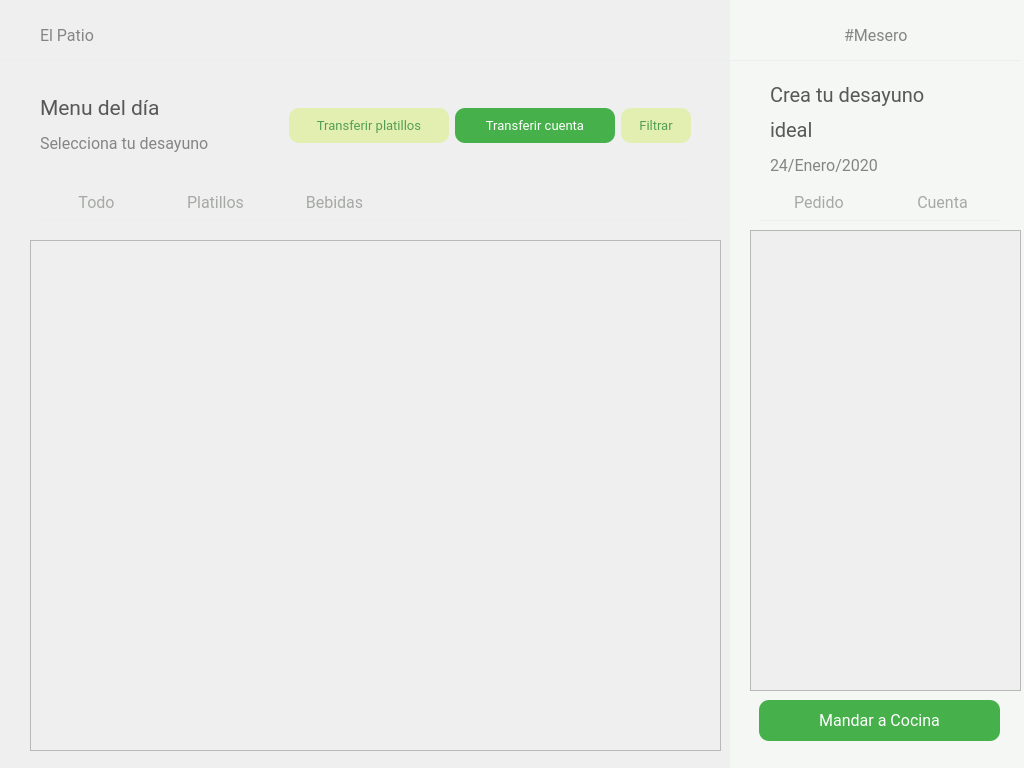
Qt form El-Patio/mesero/mesero_menu_comandas.ui (MrDanielG/IHC-ElPatio) before a commit.
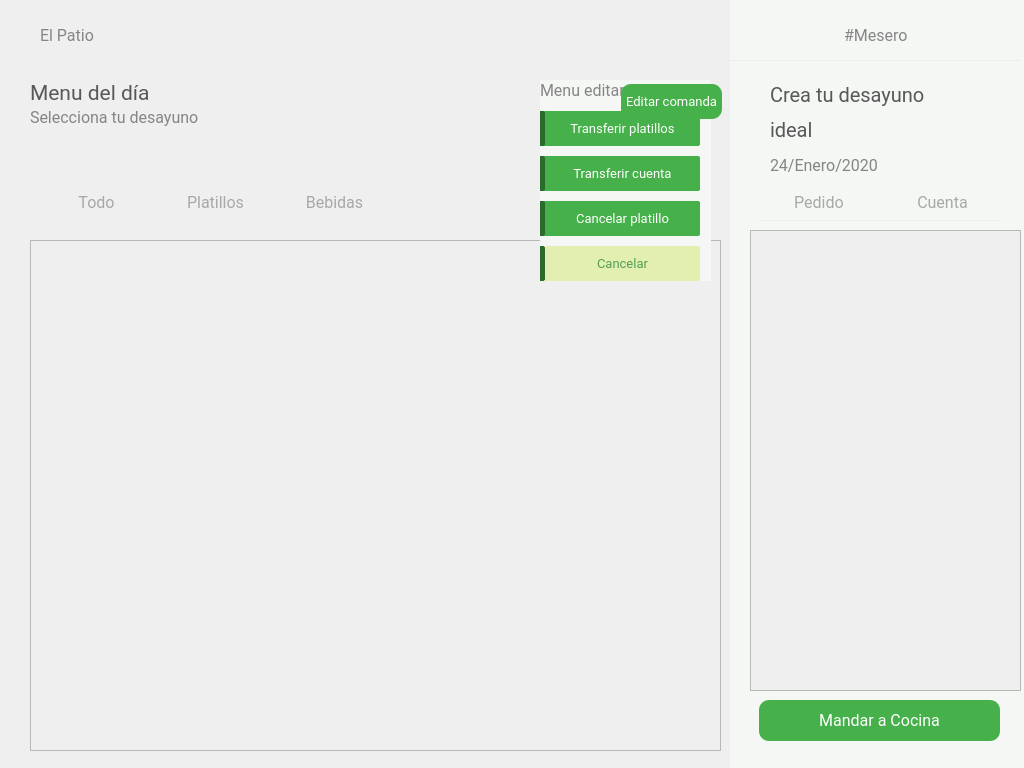
The same form after that commit. Icons and pictures are not drawn.

Commit message: terminado [cancelar platillos]

```diff
--- a/El-Patio/mesero/mesero_menu_comandas.ui
+++ b/El-Patio/mesero/mesero_menu_comandas.ui
@@ -176,205 +176,6 @@
     </item>
    </layout>
   </widget>
-  <widget class="QWidget" name="layoutWidget">
-   <property name="geometry">
-    <rect>
-     <x>40</x>
-     <y>90</y>
-     <width>651</width>
-     <height>71</height>
-    </rect>
-   </property>
-   <layout class="QHBoxLayout" name="MenuTop">
-    <item>
-     <layout class="QVBoxLayout" name="LetrasMenu">
-      <property name="spacing">
-       <number>1</number>
-      </property>
-      <item>
-       <widget class="QLabel" name="elPatio_2">
-        <property name="font">
-         <font>
-          <family>Roboto</family>
-          <pointsize>16</pointsize>
-         </font>
-        </property>
-        <property name="styleSheet">
-         <string notr="true">color: #585858
-</string>
-        </property>
-        <property name="text">
-         <string>Menu del día</string>
-        </property>
-       </widget>
-      </item>
-      <item>
-       <widget class="QLabel" name="elPatio_3">
-        <property name="font">
-         <font>
-          <family>Roboto</family>
-          <pointsize>12</pointsize>
-         </font>
-        </property>
-        <property name="styleSheet">
-         <string notr="true">color: rgb(133, 133, 133);
-</string>
-        </property>
-        <property name="text">
-         <string>Selecciona tu desayuno</string>
-        </property>
-       </widget>
-      </item>
-     </layout>
-    </item>
-    <item>
-     <layout class="QHBoxLayout" name="BtnsMenu">
-      <item>
-       <spacer name="horizontalSpacer_5">
-        <property name="orientation">
-         <enum>Qt::Horizontal</enum>
-        </property>
-        <property name="sizeHint" stdset="0">
-         <size>
-          <width>40</width>
-          <height>20</height>
-         </size>
-        </property>
-       </spacer>
-      </item>
-      <item>
-       <widget class="QPushButton" name="btn_transferir">
-        <property name="minimumSize">
-         <size>
-          <width>160</width>
-          <height>35</height>
-         </size>
-        </property>
-        <property name="maximumSize">
-         <size>
-          <width>125</width>
-          <height>16777215</height>
-         </size>
-        </property>
-        <property name="font">
-         <font>
-          <family>Roboto</family>
-          <pointsize>10</pointsize>
-         </font>
-        </property>
-        <property name="cursor">
-         <cursorShape>PointingHandCursor</cursorShape>
-        </property>
-        <property name="styleSheet">
-         <string notr="true">*{
-	color: #539E56;
-	border-radius: 10px;
-	background-color: #E3EFB0;
-	border: none;
-	padding: 5px;
-}
-
-:hover{
-	background-color: white;
-	border: 1px solid #46B04A;
-	color: #46B04A;
-}</string>
-        </property>
-        <property name="text">
-         <string>Transferir platillos</string>
-        </property>
-       </widget>
-      </item>
-      <item>
-       <widget class="QPushButton" name="btnCambiarMesero">
-        <property name="minimumSize">
-         <size>
-          <width>160</width>
-          <height>35</height>
-         </size>
-        </property>
-        <property name="maximumSize">
-         <size>
-          <width>100</width>
-          <height>16777215</height>
-         </size>
-        </property>
-        <property name="font">
-         <font>
-          <family>Roboto</family>
-          <pointsize>10</pointsize>
-         </font>
-        </property>
-        <property name="cursor">
-         <cursorShape>PointingHandCursor</cursorShape>
-        </property>
-        <property name="styleSheet">
-         <string notr="true">*{
-	color: white;
-	border-radius: 10px;
-	background-color: #46B04A;
-	border: none;
-	padding: 5px;
-}
-
-:hover{
-	background-color: white;
-	border: 1px solid #46B04A;
-	color: #46B04A;
-}</string>
-        </property>
-        <property name="text">
-         <string>Transferir cuenta</string>
-        </property>
-       </widget>
-      </item>
-      <item>
-       <widget class="QPushButton" name="btnFiltrar">
-        <property name="minimumSize">
-         <size>
-          <width>70</width>
-          <height>35</height>
-         </size>
-        </property>
-        <property name="maximumSize">
-         <size>
-          <width>60</width>
-          <height>16777215</height>
-         </size>
-        </property>
-        <property name="font">
-         <font>
-          <family>Roboto</family>
-          <pointsize>10</pointsize>
-         </font>
-        </property>
-        <property name="cursor">
-         <cursorShape>PointingHandCursor</cursorShape>
-        </property>
-        <property name="styleSheet">
-         <string notr="true">*{
-	color: #539E56;
-	border-radius: 10px;
-	background-color: #E3EFB0;
-	border: none;
-	padding: 5px;
-}
-
-:hover{
-	background-color: white;
-	border: 1px solid #46B04A;
-	color: #46B04A;
-}</string>
-        </property>
-        <property name="text">
-         <string>Filtrar</string>
-        </property>
-       </widget>
-      </item>
-     </layout>
-    </item>
-   </layout>
-  </widget>
   <widget class="QPushButton" name="btnMandarCocina">
    <property name="geometry">
     <rect>
@@ -816,6 +617,342 @@
     <set>Qt::AlignRight|Qt::AlignTrailing|Qt::AlignVCenter</set>
    </property>
   </widget>
+  <widget class="QWidget" name="">
+   <property name="geometry">
+    <rect>
+     <x>30</x>
+     <y>80</y>
+     <width>170</width>
+     <height>47</height>
+    </rect>
+   </property>
+   <layout class="QVBoxLayout" name="LetrasMenu">
+    <property name="spacing">
+     <number>1</number>
+    </property>
+    <item>
+     <widget class="QLabel" name="elPatio_2">
+      <property name="font">
+       <font>
+        <family>Roboto</family>
+        <pointsize>16</pointsize>
+       </font>
+      </property>
+      <property name="styleSheet">
+       <string notr="true">color: #585858
+</string>
+      </property>
+      <property name="text">
+       <string>Menu del día</string>
+      </property>
+     </widget>
+    </item>
+    <item>
+     <widget class="QLabel" name="elPatio_3">
+      <property name="font">
+       <font>
+        <family>Roboto</family>
+        <pointsize>12</pointsize>
+       </font>
+      </property>
+      <property name="styleSheet">
+       <string notr="true">color: rgb(133, 133, 133);
+</string>
+      </property>
+      <property name="text">
+       <string>Selecciona tu desayuno</string>
+      </property>
+     </widget>
+    </item>
+   </layout>
+  </widget>
+  <widget class="QWidget" name="menuEditarCuenta" native="true">
+   <property name="geometry">
+    <rect>
+     <x>540</x>
+     <y>80</y>
+     <width>171</width>
+     <height>201</height>
+    </rect>
+   </property>
+   <property name="styleSheet">
+    <string notr="true">background-color: rgb(244, 247, 244);</string>
+   </property>
+   <layout class="QVBoxLayout" name="verticalLayout">
+    <property name="spacing">
+     <number>10</number>
+    </property>
+    <item>
+     <widget class="QLabel" name="elPatio_7">
+      <property name="font">
+       <font>
+        <family>Roboto</family>
+        <pointsize>12</pointsize>
+       </font>
+      </property>
+      <property name="styleSheet">
+       <string notr="true">color: rgb(133, 133, 133);
+</string>
+      </property>
+      <property name="text">
+       <string>Menu editar comanda</string>
+      </property>
+     </widget>
+    </item>
+    <item>
+     <widget class="QPushButton" name="btn_transferir">
+      <property name="minimumSize">
+       <size>
+        <width>160</width>
+        <height>35</height>
+       </size>
+      </property>
+      <property name="maximumSize">
+       <size>
+        <width>125</width>
+        <height>16777215</height>
+       </size>
+      </property>
+      <property name="font">
+       <font>
+        <family>Roboto</family>
+        <pointsize>10</pointsize>
+       </font>
+      </property>
+      <property name="cursor">
+       <cursorShape>PointingHandCursor</cursorShape>
+      </property>
+      <property name="styleSheet">
+       <string notr="true">*{
+	color: white;
+	border-radius: 2px;
+	background-color: #46B04A;
+	border: none;
+	border-left: 5px solid #2a6a2c;
+	padding: 5px;
+}
+
+:hover{
+	background-color: white;
+	border: 1px solid #46B04A;
+	border-left: 5px solid #2a6a2c;
+	color: #46B04A;
+}</string>
+      </property>
+      <property name="text">
+       <string>Transferir platillos</string>
+      </property>
+     </widget>
+    </item>
+    <item>
+     <widget class="QPushButton" name="btnCambiarMesero">
+      <property name="minimumSize">
+       <size>
+        <width>160</width>
+        <height>35</height>
+       </size>
+      </property>
+      <property name="maximumSize">
+       <size>
+        <width>100</width>
+        <height>16777215</height>
+       </size>
+      </property>
+      <property name="font">
+       <font>
+        <family>Roboto</family>
+        <pointsize>10</pointsize>
+       </font>
+      </property>
+      <property name="cursor">
+       <cursorShape>PointingHandCursor</cursorShape>
+      </property>
+      <property name="styleSheet">
+       <string notr="true">*{
+	color: white;
+	border-radius: 2px;
+	background-color: #46B04A;
+	border: none;
+	border-left: 5px solid #2a6a2c;
+	padding: 5px;
+}
+
+:hover{
+	background-color: white;
+	border: 1px solid #46B04A;
+	border-left: 5px solid #2a6a2c;
+	color: #46B04A;
+}</string>
+      </property>
+      <property name="text">
+       <string>Transferir cuenta</string>
+      </property>
+     </widget>
+    </item>
+    <item>
+     <widget class="QPushButton" name="btnCancelarPlatillo">
+      <property name="minimumSize">
+       <size>
+        <width>160</width>
+        <height>35</height>
+       </size>
+      </property>
+      <property name="maximumSize">
+       <size>
+        <width>125</width>
+        <height>16777215</height>
+       </size>
+      </property>
+      <property name="font">
+       <font>
+        <family>Roboto</family>
+        <pointsize>10</pointsize>
+       </font>
+      </property>
+      <property name="cursor">
+       <cursorShape>PointingHandCursor</cursorShape>
+      </property>
+      <property name="styleSheet">
+       <string notr="true">*{
+	color: white;
+	border-radius: 2px;
+	background-color: #46B04A;
+	border: none;
+	border-left: 5px solid #2a6a2c;
+	padding: 5px;
+}
+
+:hover{
+	background-color: white;
+	border: 1px solid #46B04A;
+	border-left: 5px solid #2a6a2c;
+	color: #46B04A;
+}</string>
+      </property>
+      <property name="text">
+       <string>Cancelar platillo</string>
+      </property>
+     </widget>
+    </item>
+    <item>
+     <widget class="QPushButton" name="btnCancelar">
+      <property name="minimumSize">
+       <size>
+        <width>160</width>
+        <height>35</height>
+       </size>
+      </property>
+      <property name="maximumSize">
+       <size>
+        <width>125</width>
+        <height>16777215</height>
+       </size>
+      </property>
+      <property name="font">
+       <font>
+        <family>Roboto</family>
+        <pointsize>10</pointsize>
+       </font>
+      </property>
+      <property name="cursor">
+       <cursorShape>PointingHandCursor</cursorShape>
+      </property>
+      <property name="styleSheet">
+       <string notr="true">*{
+	color: #539E56;
+	border-radius: 2px;
+	background-color: #E3EFB0;
+	border: none;
+	border-left: 5px solid #2a6a2c;
+	padding: 5px;
+}
+
+:hover{
+	background-color: white;
+	border: 1px solid #46B04A;
+	border-left: 5px solid #2a6a2c;
+	color: #46B04A;
+}</string>
+      </property>
+      <property name="text">
+       <string>Cancelar</string>
+      </property>
+     </widget>
+    </item>
+   </layout>
+  </widget>
+  <widget class="QWidget" name="">
+   <property name="geometry">
+    <rect>
+     <x>211</x>
+     <y>81</y>
+     <width>511</width>
+     <height>41</height>
+    </rect>
+   </property>
+   <layout class="QHBoxLayout" name="horizontalLayout">
+    <item>
+     <spacer name="horizontalSpacer_5">
+      <property name="orientation">
+       <enum>Qt::Horizontal</enum>
+      </property>
+      <property name="sizeHint" stdset="0">
+       <size>
+        <width>40</width>
+        <height>20</height>
+       </size>
+      </property>
+     </spacer>
+    </item>
+    <item>
+     <widget class="QPushButton" name="btnEditar">
+      <property name="minimumSize">
+       <size>
+        <width>70</width>
+        <height>35</height>
+       </size>
+      </property>
+      <property name="maximumSize">
+       <size>
+        <width>16777215</width>
+        <height>16777215</height>
+       </size>
+      </property>
+      <property name="font">
+       <font>
+        <family>Roboto</family>
+        <pointsize>10</pointsize>
+       </font>
+      </property>
+      <property name="cursor">
+       <cursorShape>PointingHandCursor</cursorShape>
+      </property>
+      <property name="styleSheet">
+       <string notr="true">*{
+	color: white;
+	border-radius: 10px;
+	background-color: #46B04A;
+	border: none;
+	padding: 5px;
+}
+
+:hover{
+	background-color: white;
+	border: 1px solid #46B04A;
+	color: #46B04A;
+}</string>
+      </property>
+      <property name="text">
+       <string>Editar comanda</string>
+      </property>
+      <property name="icon">
+       <iconset resource="../Recursos.qrc">
+        <normaloff>:/iconos/resources/editarPlato.png</normaloff>:/iconos/resources/editarPlato.png</iconset>
+      </property>
+     </widget>
+    </item>
+   </layout>
+  </widget>
  </widget>
  <resources/>
  <connections/>
```
Left out of the diff: 4 changed lines with no effect on the pictures. The commit also changes 15 other files.
